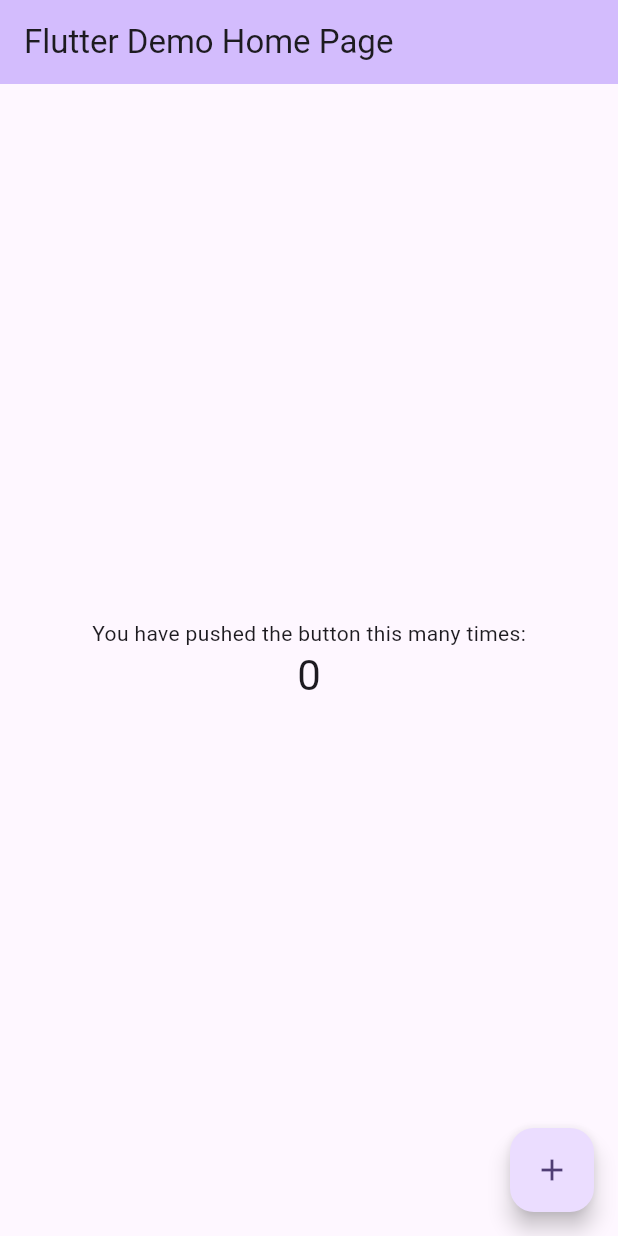
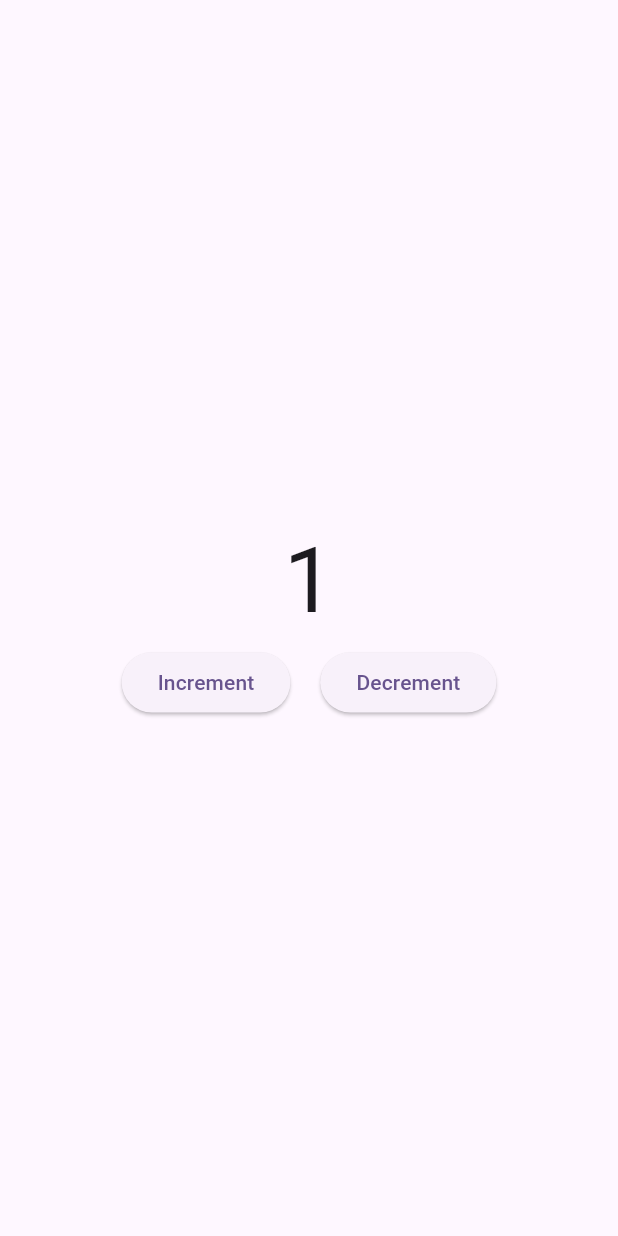
Before and after one commit to md-miyam/bloc_learn, a Flutter app: the screen it shows after launch, on a phone screen of 412 x 824 dp. Run offline on Flutter 3.47's test engine with Material 3 defaults, Android fonts, the light colour scheme and no system bars; our stand-ins replace bloc, equatable, flutter_bloc.

Commit message:
counter app created

```diff
--- /dev/null
+++ b/lib/bloc/counter/counter_bloc.dart
@@ -0,0 +1,18 @@
+import 'package:bloc/bloc.dart';
+import 'counter_event.dart';
+import 'counter_state.dart';
+
+class CounterBloc extends Bloc<CounterEvent, CounterState> {
+  CounterBloc() : super(const CounterState()) {
+    on<IncrementCounter>(_increment);
+    on<DecrementCounter>(_decrement);
+  }
+
+  void _increment(IncrementCounter event, Emitter<CounterState> emit) {
+    emit(state.copyWith(counter: state.counter + 1));
+  }
+
+  void _decrement(DecrementCounter event, Emitter<CounterState> emit) {
+    emit(state.copyWith(counter: state.counter - 1));
+  }
+}
--- /dev/null
+++ b/lib/bloc/counter/counter_event.dart
@@ -0,0 +1,12 @@
+import 'package:equatable/equatable.dart';
+
+abstract class CounterEvent extends Equatable {
+  const CounterEvent();
+
+  @override
+  List<Object> get props => [];
+}
+
+class IncrementCounter extends CounterEvent {}
+
+class DecrementCounter extends CounterEvent {}
--- /dev/null
+++ b/lib/bloc/counter/counter_state.dart
@@ -0,0 +1,14 @@
+import 'package:equatable/equatable.dart';
+
+class CounterState extends Equatable {
+  final int counter;
+
+  const CounterState({this.counter = 1});
+
+  CounterState copyWith({int? counter}) {
+    return CounterState(counter: counter ?? this.counter);
+  }
+
+  @override
+  List<Object?> get props => [counter];
+}
--- a/lib/main.dart
+++ b/lib/main.dart
@@ -1,4 +1,7 @@
+import 'package:bloc_learn/ui/counter_screen.dart';
 import 'package:flutter/material.dart';
+import 'package:flutter_bloc/flutter_bloc.dart';
+import 'bloc/counter/counter_bloc.dart';
 
 void main() {
   runApp(const MyApp());
@@ -10,112 +13,15 @@
   // This widget is the root of your application.
   @override
   Widget build(BuildContext context) {
-    return MaterialApp(
-      title: 'Flutter Demo',
-      theme: ThemeData(
-        // This is the theme of your application.
-        //
-        // TRY THIS: Try running your application with "flutter run". You'll see
-        // the application has a purple toolbar. Then, without quitting the app,
-        // try changing the seedColor in the colorScheme below to Colors.green
-        // and then invoke "hot reload" (save your changes or press the "hot
-        // reload" button in a Flutter-supported IDE, or press "r" if you used
-        // the command line to start the app).
-        //
-        // Notice that the counter didn't reset back to zero; the application
-        // state is not lost during the reload. To reset the state, use hot
-        // restart instead.
-        //
-        // This works for code too, not just values: Most code changes can be
-        // tested with just a hot reload.
-        colorScheme: .fromSeed(seedColor: Colors.deepPurple),
-      ),
-      home: const MyHomePage(title: 'Flutter Demo Home Page'),
-    );
-  }
-}
-
-class MyHomePage extends StatefulWidget {
-  const MyHomePage({super.key, required this.title});
-
-  // This widget is the home page of your application. It is stateful, meaning
-  // that it has a State object (defined below) that contains fields that affect
-  // how it looks.
-
-  // This class is the configuration for the state. It holds the values (in this
-  // case the title) provided by the parent (in this case the App widget) and
-  // used by the build method of the State. Fields in a Widget subclass are
-  // always marked "final".
-
-  final String title;
-
-  @override
-  State<MyHomePage> createState() => _MyHomePageState();
-}
-
-class _MyHomePageState extends State<MyHomePage> {
-  int _counter = 0;
-
-  void _incrementCounter() {
-    setState(() {
-      // This call to setState tells the Flutter framework that something has
-      // changed in this State, which causes it to rerun the build method below
-      // so that the display can reflect the updated values. If we changed
-      // _counter without calling setState(), then the build method would not be
-      // called again, and so nothing would appear to happen.
-      _counter++;
-    });
-  }
-
-  @override
-  Widget build(BuildContext context) {
-    // This method is rerun every time setState is called, for instance as done
-    // by the _incrementCounter method above.
-    //
-    // The Flutter framework has been optimized to make rerunning build methods
-    // fast, so that you can just rebuild anything that needs updating rather
-    // than having to individually change instances of widgets.
-    return Scaffold(
-      appBar: AppBar(
-        // TRY THIS: Try changing the color here to a specific color (to
-        // Colors.amber, perhaps?) and trigger a hot reload to see the AppBar
-        // change color while the other colors stay the same.
-        backgroundColor: Theme.of(context).colorScheme.inversePrimary,
-        // Here we take the value from the MyHomePage object that was created by
-        // the App.build method, and use it to set our appbar title.
-        title: Text(widget.title),
-      ),
-      body: Center(
-        // Center is a layout widget. It takes a single child and positions it
-        // in the middle of the parent.
-        child: Column(
-          // Column is also a layout widget. It takes a list of children and
-          // arranges them vertically. By default, it sizes itself to fit its
-          // children horizontally, and tries to be as tall as its parent.
-          //
-          // Column has various properties to control how it sizes itself and
-          // how it positions its children. Here we use mainAxisAlignment to
-          // center the children vertically; the main axis here is the vertical
-          // axis because Columns are vertical (the cross axis would be
-          // horizontal).
-          //
-          // TRY THIS: Invoke "debug painting" (choose the "Toggle Debug Paint"
-          // action in the IDE, or press "p" in the console), to see the
-          // wireframe for each widget.
-          mainAxisAlignment: .center,
-          children: [
-            const Text('You have pushed the button this many times:'),
-            Text(
-              '$_counter',
-              style: Theme.of(context).textTheme.headlineMedium,
-            ),
-          ],
+    return BlocProvider(
+      create: (_) => CounterBloc(),
+      child: MaterialApp(
+        title: 'Flutter Bloc',
+        theme: ThemeData(
+          colorScheme: ColorScheme.fromSeed(seedColor: Colors.deepPurple),
+          useMaterial3: true,
         ),
-      ),
-      floatingActionButton: FloatingActionButton(
-        onPressed: _incrementCounter,
-        tooltip: 'Increment',
-        child: const Icon(Icons.add),
+        home: CounterScreen(),
       ),
     );
   }
--- /dev/null
+++ b/lib/ui/counter_screen.dart
@@ -0,0 +1,58 @@
+import 'package:flutter/material.dart';
+import 'package:flutter_bloc/flutter_bloc.dart';
+import '../bloc/counter/counter_bloc.dart';
+import '../bloc/counter/counter_event.dart';
+import '../bloc/counter/counter_state.dart';
+
+class CounterScreen extends StatefulWidget {
+  const CounterScreen({super.key});
+
+  @override
+  State<CounterScreen> createState() => _CounterScreenState();
+}
+
+class _CounterScreenState extends State<CounterScreen> {
+  @override
+  Widget build(BuildContext context) {
+    return Scaffold(
+      body: Column(
+        crossAxisAlignment: CrossAxisAlignment.center,
+        mainAxisAlignment: MainAxisAlignment.center,
+        children: [
+          BlocBuilder<CounterBloc, CounterState>(
+            builder: (context, state) {
+              return Center(
+                child: Text(
+                  state.counter.toString(),
+                  style: const TextStyle(fontSize: 60),
+                ),
+              );
+            },
+          ),
+
+          Row(
+            crossAxisAlignment: CrossAxisAlignment.center,
+            mainAxisAlignment: MainAxisAlignment.center,
+            children: [
+              ElevatedButton(
+                onPressed: () {
+                  context.read<CounterBloc>().add(IncrementCounter());
+                },
+                child: const Text('Increment'),
+              ),
+
+              const SizedBox(width: 20),
+
+              ElevatedButton(
+                onPressed: () {
+                  context.read<CounterBloc>().add(DecrementCounter());
+                },
+                child: const Text('Decrement'),
+              ),
+            ],
+          ),
+        ],
+      ),
+    );
+  }
+}
--- a/pubspec.yaml
+++ b/pubspec.yaml
@@ -34,6 +34,9 @@
   # The following adds the Cupertino Icons font to your application.
   # Use with the CupertinoIcons class for iOS style icons.
   cupertino_icons: ^1.0.8
+  flutter_bloc: ^9.1.1
+  bloc: ^9.2.1
+  equatable: ^2.0.8
 
 dev_dependencies:
   flutter_test:
```
Also changed, not shown: pubspec.lock.
